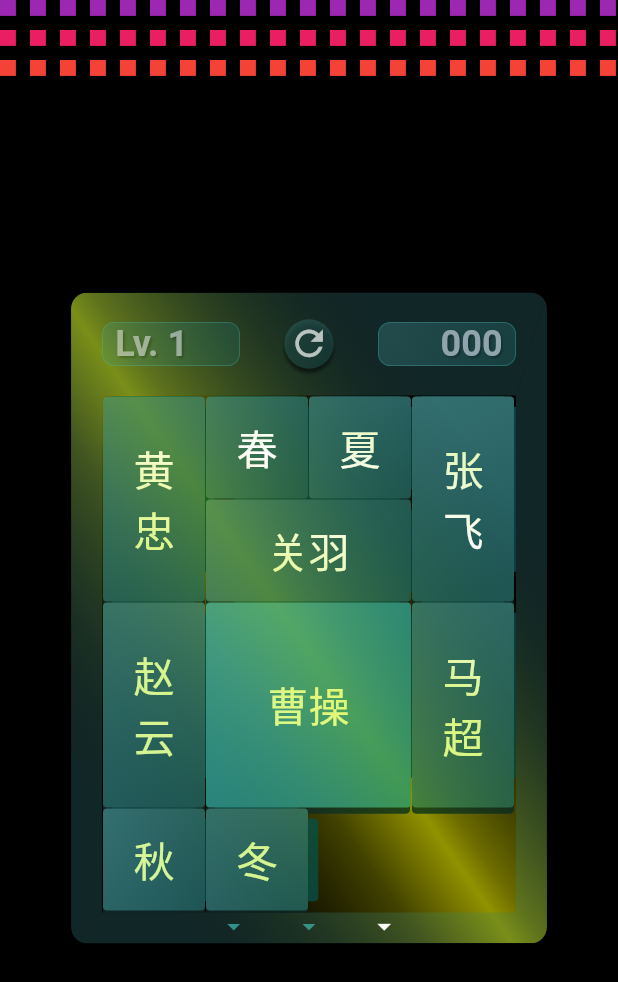
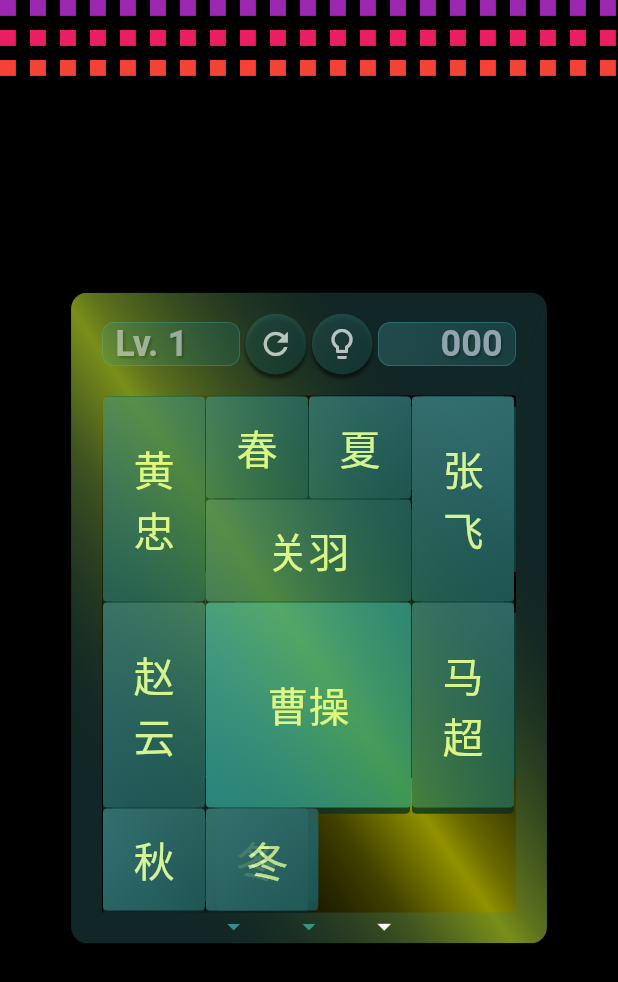
Before and after one commit to h65wang/slide-puzzle-challenge, a Flutter app: the screen it shows after launch, after a tap on the "close" icon, after a tap on the "refresh" icon, on a phone screen of 412 x 824 dp. Shown: the top 982 px of the screen. Run offline on Flutter 3.47's test engine with Material 2 defaults, Android fonts, the phone set to English and light mode, and no system bars.

Commit message:
Add a hint button to show the next step

```diff
--- a/lib/board/info_display.dart
+++ b/lib/board/info_display.dart
@@ -2,6 +2,7 @@ import 'package:flutter/material.dart';
 
 import '../data/game_state.dart';
 import '../data/board_config.dart';
+import '../hint/hint.dart';
 import 'animated_flip_counter.dart';
 
 /// Displays the level and steps count, plus a "reset level" button.
@@ -27,8 +28,8 @@ class InfoDisplay extends StatelessWidget {
     );
 
     return Positioned(
-      top: unitSize * 0.25,
-      height: unitSize * 0.5,
+      top: unitSize * 0.1,
+      height: unitSize * 0.8,
       left: unitSize * 0.3,
       right: unitSize * 0.3,
       child: Row(
@@ -46,19 +47,42 @@ class InfoDisplay extends StatelessWidget {
               ),
             ),
           ),
-          // Reset button
+
+          // The two buttons in the middle (reset and hint)
           Expanded(
-            child: Center(
-              child: _ResetButton(
-                onPressed: () {
+            child: Row(
+              mainAxisAlignment: MainAxisAlignment.spaceEvenly,
+              children: [
+                _IconButton(
+                  onPressed: () async {
                     // Reset the game if moves were made.
                     if (gameState.stepCounter.value != 0) {
                       gameState.reset();
+                      // Wait for the sliding animation to finish.
+                      final duration = BoardConfig.of(context).slideDuration;
+                      await Future.delayed(duration);
                     }
                   },
+                  child: Icon(
+                    Icons.refresh,
+                    color: Colors.white70,
+                    size: unitSize * 0.35,
+                    semanticLabel: 'Reset Button',
                   ),
                 ),
+                _IconButton(
+                  onPressed: () => Hint.show(context, gameState),
+                  child: Icon(
+                    Icons.lightbulb_outline,
+                    color: Colors.white70,
+                    size: unitSize * 0.35,
+                    semanticLabel: 'Hint Button',
                   ),
+                ),
+              ],
+            ),
+          ),
+
           // Step counter
           Expanded(
             child: ValueListenableBuilder(
@@ -68,6 +92,7 @@ class InfoDisplay extends StatelessWidget {
                   context: context,
                   unitSize: unitSize,
                   child: AnimatedFlipCounter(
+                    curve: Curves.bounceOut,
                     value: value,
                     wholeDigits: 3,
                     textStyle: textStyle,
@@ -109,25 +134,32 @@ class InfoDisplay extends StatelessWidget {
   }
 }
 
-class _ResetButton extends StatefulWidget {
-  final VoidCallback? onPressed;
+class _IconButton extends StatefulWidget {
+  final Widget child;
+  final Future<void> Function() onPressed;
 
-  const _ResetButton({Key? key, required this.onPressed}) : super(key: key);
+  const _IconButton({Key? key, required this.child, required this.onPressed})
+      : super(key: key);
 
   @override
-  _ResetButtonState createState() => _ResetButtonState();
+  _IconButtonState createState() => _IconButtonState();
 }
 
-class _ResetButtonState extends State<_ResetButton> {
+class _IconButtonState extends State<_IconButton> {
   bool _hovering = false; // glowing effect when cursor is hovering
   bool _pressed = false; // change the shadow when the button is pressed
+  bool _running = false; // running callback function, prevent further presses
 
   @override
   Widget build(BuildContext context) {
     final unitSize = BoardConfig.of(context).unitSize;
 
-    final button = Container(
-      padding: EdgeInsets.all(unitSize * 0.04),
+    final button = AnimatedContainer(
+      duration: const Duration(milliseconds: 200),
+      padding: EdgeInsets.all(
+        // On smaller screens, enlarge the button for better accessibility.
+        unitSize < 80 ? unitSize * 0.12 : unitSize * 0.04,
+      ),
       decoration: BoxDecoration(
         borderRadius: BorderRadius.circular(unitSize * 0.4),
         gradient: LinearGradient(
@@ -151,23 +183,34 @@ class _ResetButtonState extends State<_ResetButton> {
           ),
         ],
       ),
-      child: Icon(
-        Icons.refresh,
-        color: Colors.white70,
-        size: unitSize * 0.4,
-        semanticLabel: 'Reset Button',
-      ),
+      child: widget.child,
     );
 
     return MouseRegion(
       onEnter: (_) => setState(() => _hovering = true),
       onExit: (_) => setState(() => _hovering = false),
+      child: AbsorbPointer(
+        absorbing: _running, // debounce the button
         child: GestureDetector(
           onTapDown: (_) => setState(() => _pressed = true),
           onTapUp: (_) => setState(() => _pressed = false),
           onTapCancel: () => setState(() => _pressed = false),
-        onTap: widget.onPressed,
+          onTap: () async {
+            setState(() {
+              _running = true;
+              _pressed = true;
+            });
+            await widget.onPressed();
+            setState(() {
+              _running = false;
+              _pressed = false;
+            });
+          },
+          child: Opacity(
+            opacity: _pressed ? 0.5 : 1.0,
             child: button,
+          ),
+        ),
       ),
     );
   }
--- a/lib/data/board_config.dart
+++ b/lib/data/board_config.dart
@@ -22,7 +22,12 @@ class BoardConfig extends InheritedWidget {
   final Color pieceAttachmentColor = const Color(0xff0b4040);
   final Color pieceShadowColor = const Color(0xff0f2424);
 
-  const BoardConfig({
+  /// A series of LayerLink objects that correspond to each puzzle piece.
+  /// This is used by the "hint" animation to insert an overlay exactly on top
+  /// of the piece that's hinted to move.
+  final List<LayerLink> layerLinks = List.generate(10, (int i) => LayerLink());
+
+  BoardConfig({
     Key? key,
     required this.unitSize,
     required Widget child,
--- /dev/null
+++ b/lib/hint/hint.dart
@@ -0,0 +1,101 @@
+import 'package:flutter/material.dart';
+import 'package:slide_puzzle/puzzle/puzzle_piece.dart';
+
+import '../data/board_config.dart';
+import '../data/game_state.dart';
+import 'solver.dart';
+
+class Hint {
+  /// Hints the next move by showing an animating overlay.
+  static show(BuildContext context, GameState gameState) async {
+    final watch = Stopwatch()..start();
+    final solution = await Solver.solve(gameState);
+    watch.stop();
+    print('Optimal solution has ${solution.length} steps, '
+        'found in ${watch.elapsedMilliseconds} ms.');
+    if (solution.isEmpty) return;
+
+    // Release CPU, let it process everything in the event queue. This is
+    // especially useful for web builds, where isolate is not supported.
+    await Future.delayed(Duration.zero);
+
+    final move = solution.first;
+    final entry = OverlayEntry(
+      builder: (_) => IgnorePointer(
+        child: _HintOverlay(
+          piece: gameState.pieces.singleWhere((p) => p.id == move.pieceId),
+          move: move,
+          config: BoardConfig.of(context),
+        ),
+      ),
+    );
+    Overlay.of(context)?.insert(entry);
+    await Future.delayed(const Duration(seconds: 1));
+    entry.remove();
+  }
+}
+
+/// A translucent overlay that hints the next move.
+///
+/// It appears on top of the hinted piece using `CompositedTransformFollower`,
+/// and animates towards the correct position while slowly fading out.
+class _HintOverlay extends StatefulWidget {
+  final Piece piece;
+  final Move move;
+  final BoardConfig config;
+
+  const _HintOverlay({
+    Key? key,
+    required this.piece,
+    required this.move,
+    required this.config,
+  }) : super(key: key);
+
+  @override
+  _HintOverlayState createState() => _HintOverlayState();
+}
+
+class _HintOverlayState extends State<_HintOverlay>
+    with SingleTickerProviderStateMixin {
+  late final AnimationController _controller = AnimationController(
+    vsync: this,
+    duration: const Duration(seconds: 1),
+  )..forward();
+
+  @override
+  void dispose() {
+    _controller.dispose();
+    super.dispose();
+  }
+
+  @override
+  Widget build(BuildContext context) {
+    // Get the layer link associated with this puzzle piece id.
+    final link = widget.config.layerLinks[widget.piece.id];
+    return AnimatedBuilder(
+      animation: _controller,
+      builder: (BuildContext context, Widget? child) {
+        final v = widget.config.unitSize * _controller.value;
+        return CompositedTransformFollower(
+          link: link,
+          offset: Offset(widget.move.x * v, widget.move.y * v),
+          child: Opacity(
+            opacity: Curves.easeIn.transform(1 - _controller.value),
+            child: child,
+          ),
+        );
+      },
+      child: BoardConfig(
+        unitSize: widget.config.unitSize,
+        hideTexts: widget.config.hideTexts,
+        child: Align(
+          alignment: Alignment.topLeft,
+          child: Material(
+            color: Colors.transparent,
+            child: PuzzlePiece(piece: widget.piece, disableGestures: true),
+          ),
+        ),
+      ),
+    );
+  }
+}
--- a/lib/data/solver.dart
+++ b/lib/hint/solver.dart
@@ -72,20 +72,32 @@ class Solver {
   /// This means, a 2x1 piece is treated the same as another 2x1 piece, even
   /// if their display texts are different.
   static String _snapshot(GameState state) {
+    // int s = 0;
+    // for (int i = 0; i < 5; i++) {
+    //   for (int j = 0; j < 4; j++) {
+    //     // We use ~/ 10 to get the piece type of the cell. Possible values are
+    //     // 0 (empty cell) and 1-4 (four different kinds of pieces).
+    //     // Since 4 is '100' in binary, we can left-shift the sum by as little
+    //     // as 3 bits (multiply by 8). This prevents integer overflow.
+    //     s = s * 8 + (cells[i][j] ~/ 10);
+    //   }
+    // }
+    // // Surprisingly, HashSet<String> is faster than HashSet<int> in Dart.
+    // // See question: https://stackoverflow.com/questions/71443337
+    // return '$s';
+
+    // The approach above runs faster but when compiled for flutter web,
+    // the js integer won't be big enough to hold the sum, so we use a
+    // string-based solution for better cross-platform compatibility.
     final List<List<int>> cells = _project(state.pieces);
-    int s = 0;
+    List<String> s = [];
     for (int i = 0; i < 5; i++) {
       for (int j = 0; j < 4; j++) {
-        // We use ~/ 10 to get the piece type of the cell. Possible values are
-        // 0 (empty cell) and 1-4 (four different kinds of pieces).
-        // Since 4 is '100' in binary, we can left-shift the sum by as little
-        // as 3 bits (multiply by 8). This prevents integer overflow.
-        s = s * 8 + (cells[i][j] ~/ 10);
+        final type = cells[i][j] ~/ 10;
+        s.add('$type');
       }
     }
-    // Surprisingly, HashSet<String> is faster than HashSet<int> in Dart.
-    // See question: https://stackoverflow.com/questions/71443337
-    return '$s';
+    return s.join();
   }
 
   /// Projects pieces onto the board, and returns a 5x4 array representing
--- a/lib/level_transition/level_end_transition.dart
+++ b/lib/level_transition/level_end_transition.dart
@@ -38,7 +38,12 @@ class LevelEndTransition extends AnimatedWidget {
             ..rotateX(angle.value) // fall down
             ..scale(1.0 - animation.value), // fly away
           alignment: Alignment.center,
-          child: child,
+          child: IgnorePointer(
+            // Prevents user interaction while animating.
+            // The puzzle has been solved, don't un-solve it!
+            ignoring: animation.value > 0,
+            child: child,
+          ),
         ),
         if (animation.value > 0)
           Positioned(
--- a/lib/puzzle/puzzle_level.dart
+++ b/lib/puzzle/puzzle_level.dart
@@ -1,5 +1,8 @@
+import 'dart:async';
+
 import 'package:flutter/material.dart';
 
+import '../hint/hint.dart';
 import '../data/game_state.dart';
 import '../board/board_decoration.dart';
 import '../data/board_config.dart';
@@ -21,6 +24,8 @@ class _PuzzleLevelState extends State<PuzzleLevel>
     with SingleTickerProviderStateMixin {
   late final GameState _gameState = GameState.level(widget.level);
 
+  Timer? _hintTimer;
+
   @override
   initState() {
     super.initState();
@@ -29,7 +34,21 @@ class _PuzzleLevelState extends State<PuzzleLevel>
         // The user pressed the reset button.
         setState(() {});
       }
+      _hintTimer?.cancel();
     });
+
+    // Show a hint on the first level if the user has not moved yet.
+    if (widget.level == 1) {
+      _hintTimer ??= Timer.periodic(const Duration(seconds: 2), (_) {
+        Hint.show(context, _gameState);
+      });
+    }
+  }
+
+  @override
+  void dispose() {
+    super.dispose();
+    _hintTimer?.cancel();
   }
 
   @override
@@ -62,10 +81,13 @@ class _PuzzleLevelState extends State<PuzzleLevel>
         for (final p in _gameState.pieces)
           _AnimatedPieceComponent(
             piece: p,
-            child: PuzzlePiece(
-              piece: p,
-              gameState: _gameState,
-              onMove: _onMove,
+            child: CompositedTransformTarget(
+              link: BoardConfig.of(context).layerLinks[p.id],
+              child: PuzzlePiece(
+                piece: p,
+                gameState: _gameState,
+                onMove: _onMove,
+              ),
             ),
           ),
       ],
--- a/lib/puzzle/puzzle_piece.dart
+++ b/lib/puzzle/puzzle_piece.dart
@@ -6,20 +6,24 @@ import 'shiny_text.dart';
 
 /// A UI representation of the [Piece] data object on the screen.
 ///
-/// Each piece also comes with a "shadow" piece called [PuzzlePieceShadow] and
-/// a few "attachments" called [PuzzlePieceAttachment] on the side, to make it
-/// look more realistic when interacting with other pieces.
+/// Each piece should also come with a [PuzzlePieceShadow] and a couple
+/// [PuzzlePieceAttachment] on the side, to make it look more realistic when
+/// interacting with other pieces.
 class PuzzlePiece extends StatefulWidget {
   final Piece piece;
-  final GameState gameState;
+  final bool disableGestures; // whether to wrap the piece in a GestureDetector
+  final GameState? gameState;
   final VoidCallback? onMove;
 
   const PuzzlePiece({
     Key? key,
     required this.piece,
-    required this.gameState,
+    this.disableGestures = false,
+    this.gameState,
     this.onMove,
-  }) : super(key: key);
+  })  : assert(gameState != null || disableGestures,
+            'Must pass in game state to enable moving.'),
+        super(key: key);
 
   @override
   State<PuzzlePiece> createState() => _PuzzlePieceState();
@@ -54,6 +58,10 @@ class _PuzzlePieceState extends State<PuzzlePiece> {
       child: Center(child: ShinyText(label: widget.piece.label)),
     );
 
+    if (widget.disableGestures) {
+      return child;
+    }
+
     return GestureDetector(
       onPanStart: (DragStartDetails details) {
         _dispatched = false;
@@ -65,7 +73,7 @@ class _PuzzlePieceState extends State<PuzzlePiece> {
         final direction = _getDirection(delta, 5);
         if (direction == null) return;
         // Check if the user input is a legal move
-        if (widget.gameState.canMove(widget.piece, direction.x, direction.y)) {
+        if (widget.gameState!.canMove(widget.piece, direction.x, direction.y)) {
           // move the piece (this triggers a value notifier)
           widget.piece.move(direction.x, direction.y);
           // fire the callback
--- a/lib/tutorial/tutorial_dialog.dart
+++ b/lib/tutorial/tutorial_dialog.dart
@@ -233,7 +233,7 @@ class _TutorialDialogState extends State<TutorialDialog> {
             children: [
               PuzzlePieceShadow(piece: piece),
               PuzzlePieceAttachment(piece: piece),
-              PuzzlePiece(piece: piece, gameState: GameState.level(0)),
+              PuzzlePiece(piece: piece, disableGestures: true),
             ],
           ),
         ),
```
Lines whose indentation alone changed are shown as unchanged.
